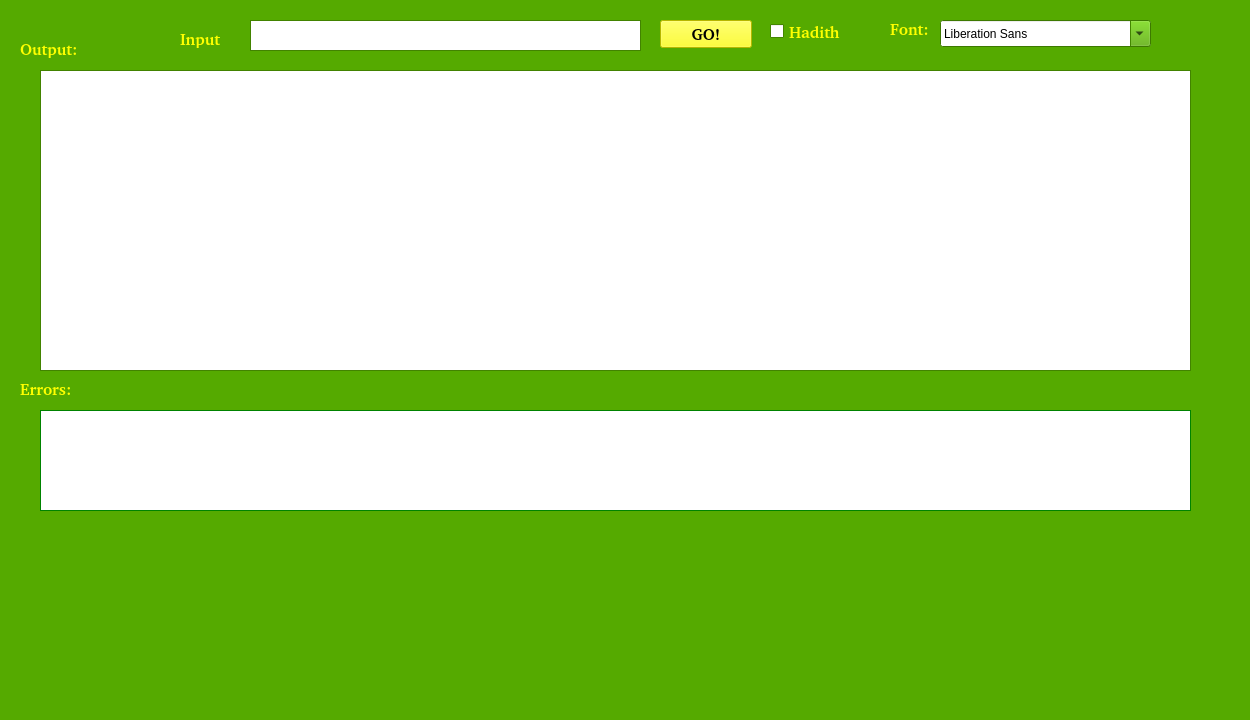
First picture: the form in src/ATSarf/gui/mainwindow.ui, repository codelogicanalysis/atmine, before the edit.
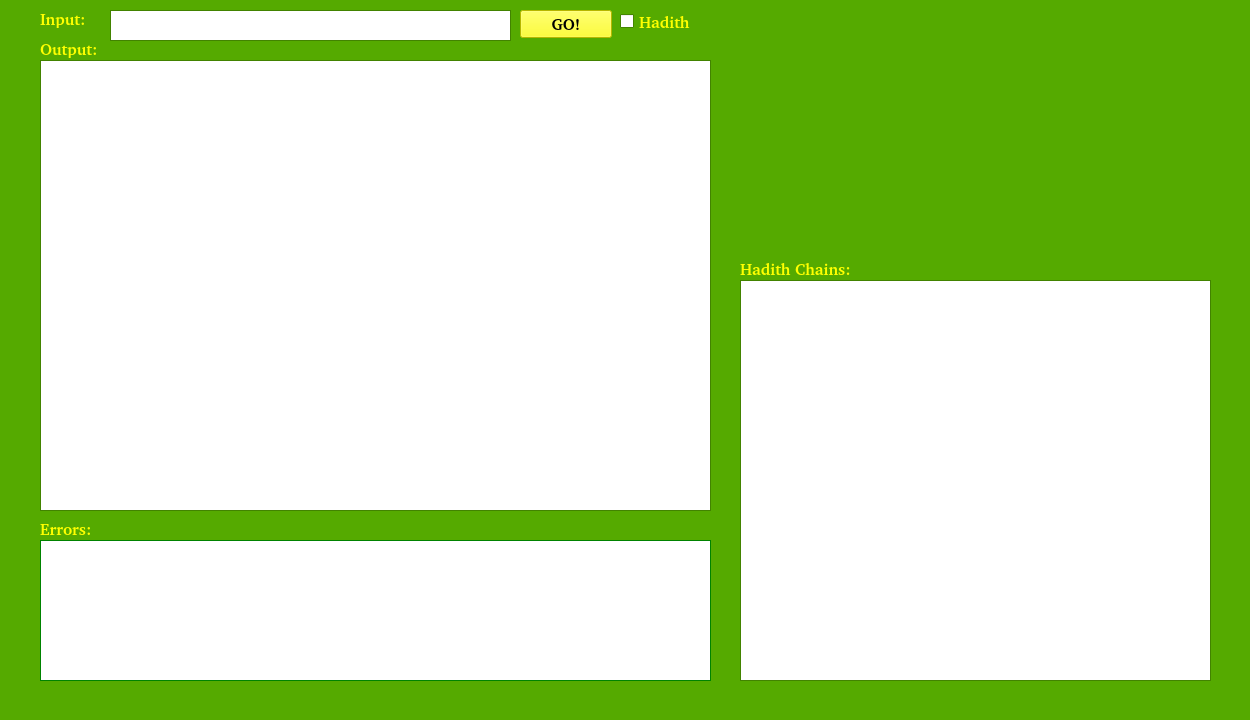
Second picture: the form after the edit. Icons and pictures are not drawn.

Commit message: did some changes in GUI and display of chain of narrators

```diff
--- a/src/ATSarf/gui/mainwindow.ui
+++ b/src/ATSarf/gui/mainwindow.ui
@@ -432,9 +432,9 @@
    <widget class="QTextEdit" name="input">
     <property name="geometry">
      <rect>
-      <x>250</x>
-      <y>20</y>
-      <width>391</width>
+      <x>110</x>
+      <y>10</y>
+      <width>401</width>
       <height>31</height>
      </rect>
     </property>
@@ -449,14 +449,14 @@
     <property name="geometry">
      <rect>
       <x>40</x>
-      <y>70</y>
-      <width>1151</width>
-      <height>301</height>
+      <y>60</y>
+      <width>671</width>
+      <height>451</height>
      </rect>
     </property>
     <property name="minimumSize">
      <size>
-      <width>1151</width>
+      <width>150</width>
       <height>0</height>
      </size>
     </property>
@@ -485,9 +485,9 @@
     <property name="geometry">
      <rect>
       <x>40</x>
-      <y>410</y>
-      <width>1151</width>
-      <height>101</height>
+      <y>540</y>
+      <width>671</width>
+      <height>141</height>
      </rect>
     </property>
     <property name="palette">
@@ -915,9 +915,9 @@
    <widget class="QLabel" name="label">
     <property name="geometry">
      <rect>
-      <x>180</x>
-      <y>30</y>
-      <width>41</width>
+      <x>40</x>
+      <y>10</y>
+      <width>51</width>
       <height>18</height>
      </rect>
     </property>
@@ -973,8 +973,8 @@
    <widget class="QLabel" name="label_3">
     <property name="geometry">
      <rect>
-      <x>20</x>
-      <y>380</y>
+      <x>40</x>
+      <y>520</y>
       <width>59</width>
       <height>18</height>
      </rect>
@@ -1031,7 +1031,7 @@
    <widget class="QLabel" name="label_2">
     <property name="geometry">
      <rect>
-      <x>20</x>
+      <x>40</x>
       <y>40</y>
       <width>59</width>
       <height>18</height>
@@ -1116,8 +1116,8 @@
    <widget class="QPushButton" name="pushButton">
     <property name="geometry">
      <rect>
-      <x>660</x>
-      <y>20</y>
+      <x>520</x>
+      <y>10</y>
       <width>92</width>
       <height>28</height>
      </rect>
@@ -1549,108 +1549,13 @@
      <string>GO!</string>
     </property>
    </widget>
-   <widget class="QFontComboBox" name="fontComboBox">
-    <property name="geometry">
-     <rect>
-      <x>940</x>
-      <y>20</y>
-      <width>211</width>
-      <height>27</height>
-     </rect>
-    </property>
-   </widget>
-   <widget class="QLabel" name="label_4">
-    <property name="geometry">
-     <rect>
-      <x>890</x>
-      <y>20</y>
-      <width>41</width>
-      <height>18</height>
-     </rect>
-    </property>
-    <property name="palette">
-     <palette>
-      <active>
-       <colorrole role="WindowText">
-        <brush brushstyle="SolidPattern">
-         <color alpha="255">
-          <red>255</red>
-          <green>255</green>
-          <blue>0</blue>
-         </color>
-        </brush>
-       </colorrole>
-       <colorrole role="Text">
-        <brush brushstyle="SolidPattern">
-         <color alpha="255">
-          <red>255</red>
-          <green>255</green>
-          <blue>0</blue>
-         </color>
-        </brush>
-       </colorrole>
-      </active>
-      <inactive>
-       <colorrole role="WindowText">
-        <brush brushstyle="SolidPattern">
-         <color alpha="255">
-          <red>255</red>
-          <green>255</green>
-          <blue>0</blue>
-         </color>
-        </brush>
-       </colorrole>
-       <colorrole role="Text">
-        <brush brushstyle="SolidPattern">
-         <color alpha="255">
-          <red>255</red>
-          <green>255</green>
-          <blue>0</blue>
-         </color>
-        </brush>
-       </colorrole>
-      </inactive>
-      <disabled>
-       <colorrole role="WindowText">
-        <brush brushstyle="SolidPattern">
-         <color alpha="255">
-          <red>42</red>
-          <green>85</green>
-          <blue>0</blue>
-         </color>
-        </brush>
-       </colorrole>
-       <colorrole role="Text">
-        <brush brushstyle="SolidPattern">
-         <color alpha="255">
-          <red>42</red>
-          <green>85</green>
-          <blue>0</blue>
-         </color>
-        </brush>
-       </colorrole>
-      </disabled>
-     </palette>
-    </property>
-    <property name="font">
-     <font>
-      <family>Bitstream Charter</family>
-      <pointsize>12</pointsize>
-      <weight>75</weight>
-      <bold>true</bold>
-     </font>
-    </property>
-    <property name="text">
-     <string>Font:</string>
-    </property>
-   </widget>
    <widget class="QLabel" name="label_5">
     <property name="geometry">
      <rect>
-      <x>480</x>
-      <y>530</y>
-      <width>273</width>
-      <height>163</height>
+      <x>750</x>
+      <y>10</y>
+      <width>441</width>
+      <height>241</height>
      </rect>
     </property>
     <property name="text">
@@ -1669,8 +1574,8 @@
    <widget class="QCheckBox" name="checkBox">
     <property name="geometry">
      <rect>
-      <x>770</x>
-      <y>20</y>
+      <x>620</x>
+      <y>10</y>
       <width>91</width>
       <height>23</height>
      </rect>
@@ -1708,8 +1613,35 @@
        <colorrole role="ButtonText">
         <brush brushstyle="SolidPattern">
          <color alpha="255">
-          <red>0</red>
-          <green>0</green>
+          <red>255</red>
+          <green>255</green>
+          <blue>0</blue>
+         </color>
+        </brush>
+       </colorrole>
+       <colorrole role="Shadow">
+        <brush brushstyle="SolidPattern">
+         <color alpha="255">
+          <red>255</red>
+          <green>255</green>
+          <blue>0</blue>
+         </color>
+        </brush>
+       </colorrole>
+       <colorrole role="HighlightedText">
+        <brush brushstyle="SolidPattern">
+         <color alpha="255">
+          <red>255</red>
+          <green>255</green>
+          <blue>0</blue>
+         </color>
+        </brush>
+       </colorrole>
+       <colorrole role="ToolTipText">
+        <brush brushstyle="SolidPattern">
+         <color alpha="255">
+          <red>255</red>
+          <green>255</green>
           <blue>0</blue>
          </color>
         </brush>
@@ -1746,8 +1678,35 @@
        <colorrole role="ButtonText">
         <brush brushstyle="SolidPattern">
          <color alpha="255">
-          <red>0</red>
-          <green>0</green>
+          <red>255</red>
+          <green>255</green>
+          <blue>0</blue>
+         </color>
+        </brush>
+       </colorrole>
+       <colorrole role="Shadow">
+        <brush brushstyle="SolidPattern">
+         <color alpha="255">
+          <red>255</red>
+          <green>255</green>
+          <blue>0</blue>
+         </color>
+        </brush>
+       </colorrole>
+       <colorrole role="HighlightedText">
+        <brush brushstyle="SolidPattern">
+         <color alpha="255">
+          <red>255</red>
+          <green>255</green>
+          <blue>0</blue>
+         </color>
+        </brush>
+       </colorrole>
+       <colorrole role="ToolTipText">
+        <brush brushstyle="SolidPattern">
+         <color alpha="255">
+          <red>255</red>
+          <green>255</green>
           <blue>0</blue>
          </color>
         </brush>
@@ -1790,6 +1749,33 @@
          </color>
         </brush>
        </colorrole>
+       <colorrole role="Shadow">
+        <brush brushstyle="SolidPattern">
+         <color alpha="255">
+          <red>255</red>
+          <green>255</green>
+          <blue>0</blue>
+         </color>
+        </brush>
+       </colorrole>
+       <colorrole role="HighlightedText">
+        <brush brushstyle="SolidPattern">
+         <color alpha="255">
+          <red>255</red>
+          <green>255</green>
+          <blue>0</blue>
+         </color>
+        </brush>
+       </colorrole>
+       <colorrole role="ToolTipText">
+        <brush brushstyle="SolidPattern">
+         <color alpha="255">
+          <red>255</red>
+          <green>255</green>
+          <blue>0</blue>
+         </color>
+        </brush>
+       </colorrole>
       </disabled>
      </palette>
     </property>
@@ -1805,6 +1791,101 @@
      <string>Hadith</string>
     </property>
    </widget>
+   <widget class="QTextBrowser" name="hadith_display">
+    <property name="geometry">
+     <rect>
+      <x>740</x>
+      <y>280</y>
+      <width>471</width>
+      <height>401</height>
+     </rect>
+    </property>
+   </widget>
+   <widget class="QLabel" name="label_6">
+    <property name="geometry">
+     <rect>
+      <x>740</x>
+      <y>260</y>
+      <width>121</width>
+      <height>18</height>
+     </rect>
+    </property>
+    <property name="palette">
+     <palette>
+      <active>
+       <colorrole role="WindowText">
+        <brush brushstyle="SolidPattern">
+         <color alpha="255">
+          <red>255</red>
+          <green>255</green>
+          <blue>0</blue>
+         </color>
+        </brush>
+       </colorrole>
+       <colorrole role="Text">
+        <brush brushstyle="SolidPattern">
+         <color alpha="255">
+          <red>255</red>
+          <green>255</green>
+          <blue>0</blue>
+         </color>
+        </brush>
+       </colorrole>
+      </active>
+      <inactive>
+       <colorrole role="WindowText">
+        <brush brushstyle="SolidPattern">
+         <color alpha="255">
+          <red>255</red>
+          <green>255</green>
+          <blue>0</blue>
+         </color>
+        </brush>
+       </colorrole>
+       <colorrole role="Text">
+        <brush brushstyle="SolidPattern">
+         <color alpha="255">
+          <red>255</red>
+          <green>255</green>
+          <blue>0</blue>
+         </color>
+        </brush>
+       </colorrole>
+      </inactive>
+      <disabled>
+       <colorrole role="WindowText">
+        <brush brushstyle="SolidPattern">
+         <color alpha="255">
+          <red>42</red>
+          <green>85</green>
+          <blue>0</blue>
+         </color>
+        </brush>
+       </colorrole>
+       <colorrole role="Text">
+        <brush brushstyle="SolidPattern">
+         <color alpha="255">
+          <red>42</red>
+          <green>85</green>
+          <blue>0</blue>
+         </color>
+        </brush>
+       </colorrole>
+      </disabled>
+     </palette>
+    </property>
+    <property name="font">
+     <font>
+      <family>Bitstream Charter</family>
+      <pointsize>12</pointsize>
+      <weight>75</weight>
+      <bold>true</bold>
+     </font>
+    </property>
+    <property name="text">
+     <string>Hadith Chains:</string>
+    </property>
+   </widget>
   </widget>
  </widget>
  <resources/>
```
Left out of the diff: 51 changed lines with no effect on the pictures. The commit also changes 9 other files.
